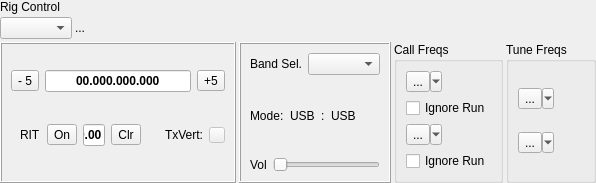
Rsclub22/Minos2-Mirror, file mqt/MqtLogger/rigcontrolframe.ui: the form before one commit.
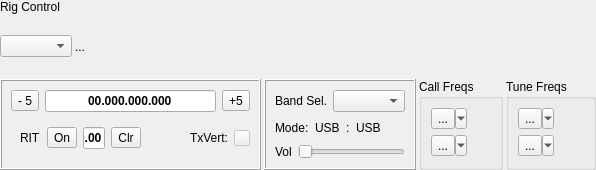
The form after the commit. Custom widgets are drawn as their Qt base class.

Commit message: prevent sending spot when in run mode and on run freq, remove ignore runbutton checkboxes

Patch:
```diff
--- a/mqt/MqtLogger/rigcontrolframe.ui
+++ b/mqt/MqtLogger/rigcontrolframe.ui
@@ -391,13 +391,6 @@
           </property>
          </widget>
         </item>
-        <item>
-         <widget class="QCheckBox" name="ignoreRunChkBox0">
-          <property name="text">
-           <string>Ignore Run</string>
-          </property>
-         </widget>
-        </item>
         <item>
          <widget class="QToolButton" name="RunButton2">
           <property name="focusPolicy">
@@ -411,13 +404,6 @@
           </property>
          </widget>
         </item>
-        <item>
-         <widget class="QCheckBox" name="ignoreRunChkBox1">
-          <property name="text">
-           <string>Ignore Run</string>
-          </property>
-         </widget>
-        </item>
        </layout>
       </widget>
      </item>
```
The commit also changes 4 other files.
